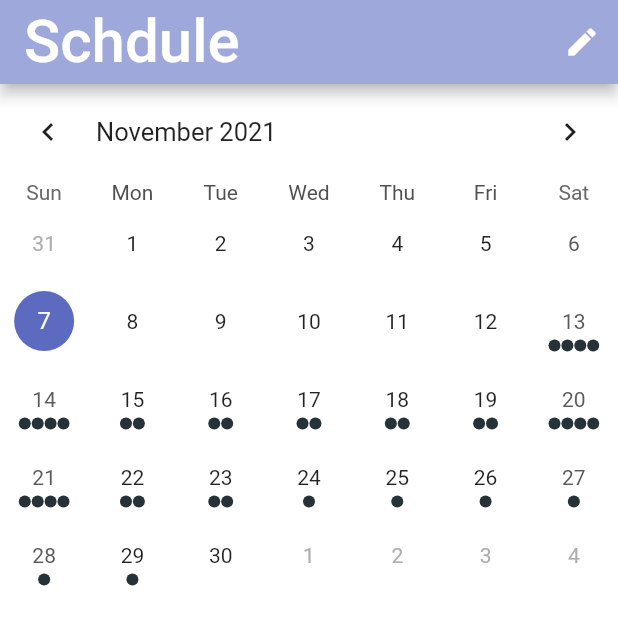
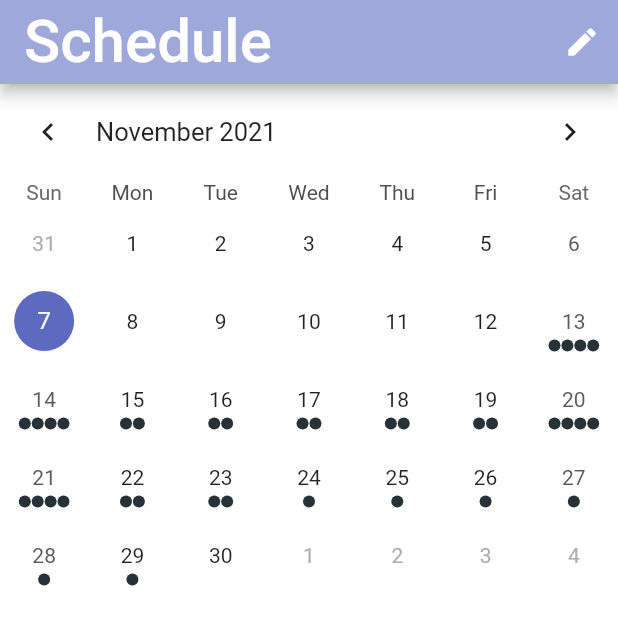
Before and after one commit to renpoto2/benesse1106team2, a Flutter app: the screen it shows after launch, on a phone screen of 412 x 824 dp, the top half of it. Run offline on Flutter 3.47's test engine with Material 2 defaults, Android fonts, the phone set to English and light mode, and no system bars; drawn by our look-alikes of table_calendar.

Commit message:
細い修正

```diff
--- a/lib/pages/schedulePage.dart
+++ b/lib/pages/schedulePage.dart
@@ -82,7 +82,7 @@ class _scheduleScreenState extends State<scheduleScreen> {
           backgroundColor: Colors.indigo.shade200,
 
           title: Text(
-            'Schdule', style: TextStyle(fontSize: 40,color: Colors.white),
+            'Schedule', style: TextStyle(fontSize: 40,color: Colors.white),
 
           ),
           actions: [
--- a/lib/pages/testPage.dart
+++ b/lib/pages/testPage.dart
@@ -31,7 +31,7 @@ class _testScreen extends State<testScreen> {
         appBar: AppBar(
           backgroundColor: Colors.indigo.shade200,
           title: Text(
-            'Test<科目選択>',
+            'Test <科目選択>',
             style: TextStyle(fontSize: 40),
           ),
         ),
```
